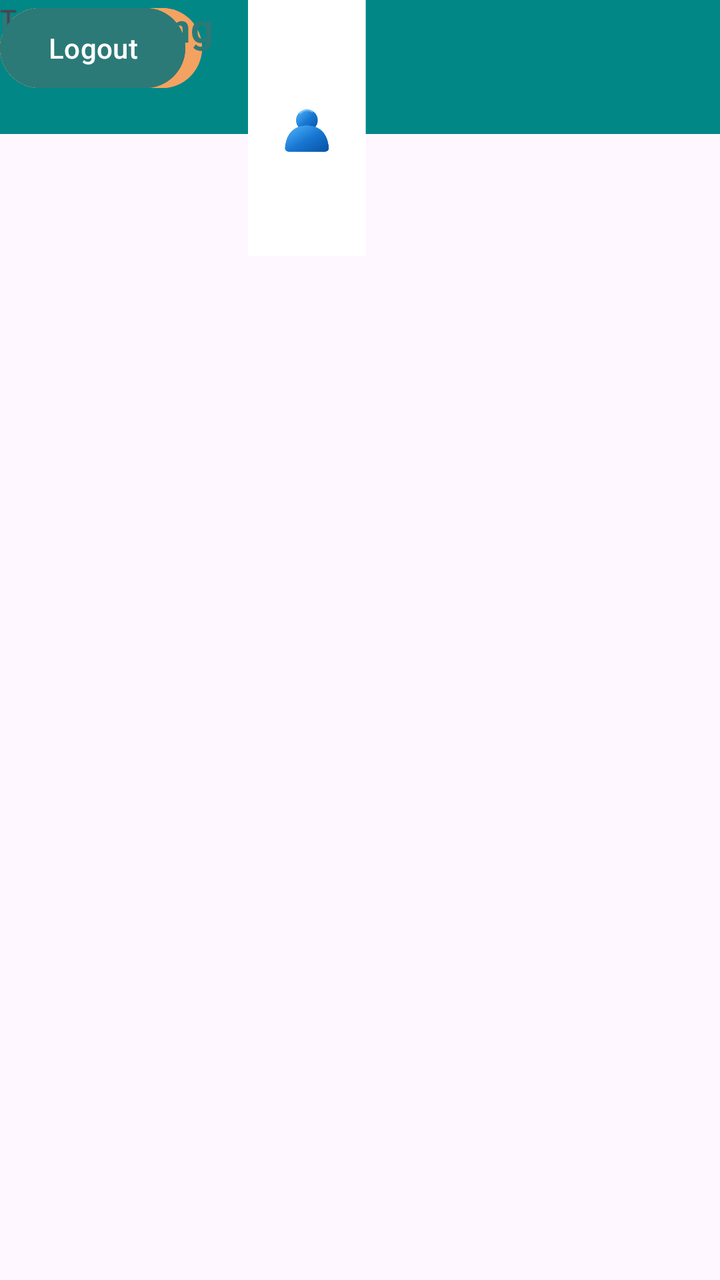
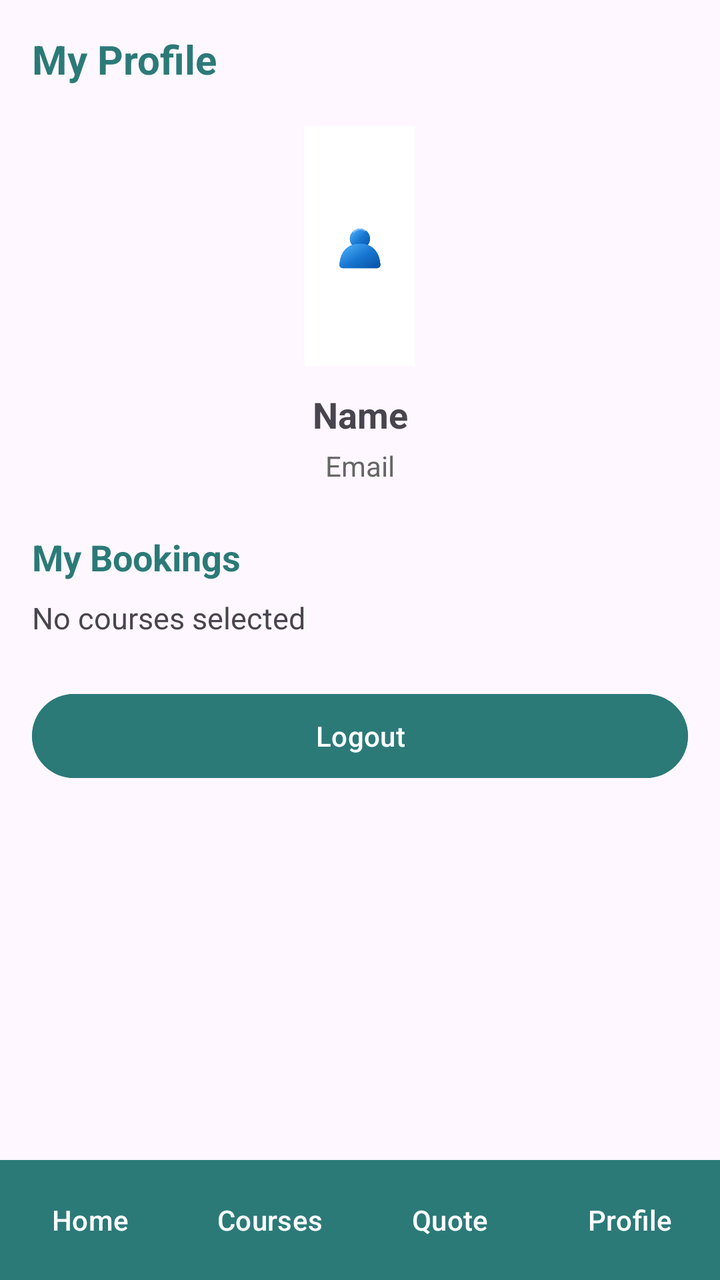

Screens rendered from an Android XML layout before and after an edit, with the pre-edit source and the edit as a unified diff.
<!-- AndroidManifest.xml: application theme Theme.PassitvePetAcademy -->
<!-- res/layout/activity_screen9.xml -->
<?xml version="1.0" encoding="utf-8"?>
<androidx.constraintlayout.widget.ConstraintLayout xmlns:android="http://schemas.android.com/apk/res/android"
    xmlns:app="http://schemas.android.com/apk/res-auto"
    xmlns:tools="http://schemas.android.com/tools"
    android:id="@+id/main"
    android:layout_width="match_parent"
    android:layout_height="match_parent"
    tools:context=".screen9">

    <TextView
        android:id="@+id/textView44"
        android:layout_width="wrap_content"
        android:layout_height="wrap_content"
        android:text="My Profile"
        android:textSize="20sp"
        android:textStyle="bold"
        tools:layout_editor_absoluteX="18dp"
        tools:layout_editor_absoluteY="16dp" />

    <ImageView
        android:id="@+id/imageView15"
        android:layout_width="410dp"
        android:layout_height="67dp"
        app:srcCompat="@color/design_default_color_secondary_variant"
        tools:layout_editor_absoluteX="-1dp"
        tools:layout_editor_absoluteY="666dp" />

    <Button
        android:id="@+id/btnHome9"
        android:layout_width="wrap_content"
        android:layout_height="wrap_content"
        android:backgroundTint="#F4A261"
        android:text="Home"
        tools:layout_editor_absoluteX="5dp"
        tools:layout_editor_absoluteY="678dp" />

    <Button
        android:id="@+id/btnCourses9"
        android:layout_width="wrap_content"
        android:layout_height="wrap_content"
        android:backgroundTint="#F4A261"
        android:text="Courses"
        tools:layout_editor_absoluteX="106dp"
        tools:layout_editor_absoluteY="678dp" />

    <Button
        android:id="@+id/btnQoute9"
        android:layout_width="wrap_content"
        android:layout_height="wrap_content"
        android:backgroundTint="#F4A261"
        android:text="Qoute"
        tools:layout_editor_absoluteX="218dp"
        tools:layout_editor_absoluteY="678dp" />

    <Button
        android:id="@+id/btnProfile9"
        android:layout_width="wrap_content"
        android:layout_height="wrap_content"
        android:backgroundTint="#F4A261"
        android:text="Profile"
        tools:layout_editor_absoluteX="319dp"
        tools:layout_editor_absoluteY="678dp" />

    <TextView
        android:id="@+id/textViewName"
        android:layout_width="wrap_content"
        android:layout_height="wrap_content"
        android:text="TextView"
        tools:layout_editor_absoluteX="176dp"
        tools:layout_editor_absoluteY="197dp" />

    <TextView
        android:id="@+id/textViewEmail"
        android:layout_width="wrap_content"
        android:layout_height="wrap_content"
        android:text="TextView"
        tools:layout_editor_absoluteX="176dp"
        tools:layout_editor_absoluteY="226dp" />

    <TextView
        android:id="@+id/textView50"
        android:layout_width="wrap_content"
        android:layout_height="wrap_content"
        android:text="My Booking"
        android:textColor="#2B7A78"
        android:textSize="20sp"
        android:textStyle="bold"
        tools:layout_editor_absoluteX="37dp"
        tools:layout_editor_absoluteY="315dp" />

    <ImageView
        android:id="@+id/imageView20"
        android:layout_width="307dp"
        android:layout_height="128dp"
        app:srcCompat="@drawable/pic3"
        tools:layout_editor_absoluteX="52dp"
        tools:layout_editor_absoluteY="62dp" />

    <TextView
        android:id="@+id/textViewMyBookings"
        android:layout_width="313dp"
        android:layout_height="156dp"
        android:text="TextView"
        tools:layout_editor_absoluteX="37dp"
        tools:layout_editor_absoluteY="345dp" />

    <Button
        android:id="@+id/btnLogout"
        android:layout_width="wrap_content"
        android:layout_height="wrap_content"
        android:backgroundTint="#2B7A78"
        android:text="Logout"
        tools:layout_editor_absoluteX="13dp"
        tools:layout_editor_absoluteY="593dp" />

</androidx.constraintlayout.widget.ConstraintLayout>
<!-- resources referenced by this layout -->
<resources>
  <!-- drawable pic3: png bitmap (drawable, 19911 bytes) -->
  <style name="Theme.PassitvePetAcademy" parent="Base.Theme.PassitvePetAcademy" />
  <style name="Base.Theme.PassitvePetAcademy" parent="Theme.Material3.DayNight.NoActionBar">
          
          
      </style>
</resources>

<!-- the commit's change to res/layout/activity_screen9.xml (unified diff, before → after) -->
@@ -11,106 +11,143 @@
         android:id="@+id/textView44"
         android:layout_width="wrap_content"
         android:layout_height="wrap_content"
+        android:layout_marginStart="16dp"
+        android:layout_marginTop="16dp"
         android:text="My Profile"
+        android:textColor="#2B7A78"
         android:textSize="20sp"
         android:textStyle="bold"
-        tools:layout_editor_absoluteX="18dp"
-        tools:layout_editor_absoluteY="16dp" />
+        app:layout_constraintStart_toStartOf="parent"
+        app:layout_constraintTop_toTopOf="parent" />
 
     <ImageView
-        android:id="@+id/imageView15"
-        android:layout_width="410dp"
-        android:layout_height="67dp"
-        app:srcCompat="@color/design_default_color_secondary_variant"
-        tools:layout_editor_absoluteX="-1dp"
-        tools:layout_editor_absoluteY="666dp" />
-
-    <Button
-        android:id="@+id/btnHome9"
-        android:layout_width="wrap_content"
-        android:layout_height="wrap_content"
-        android:backgroundTint="#F4A261"
-        android:text="Home"
-        tools:layout_editor_absoluteX="5dp"
-        tools:layout_editor_absoluteY="678dp" />
-
-    <Button
-        android:id="@+id/btnCourses9"
-        android:layout_width="wrap_content"
-        android:layout_height="wrap_content"
-        android:backgroundTint="#F4A261"
-        android:text="Courses"
-        tools:layout_editor_absoluteX="106dp"
-        tools:layout_editor_absoluteY="678dp" />
-
-    <Button
-        android:id="@+id/btnQoute9"
-        android:layout_width="wrap_content"
-        android:layout_height="wrap_content"
-        android:backgroundTint="#F4A261"
-        android:text="Qoute"
-        tools:layout_editor_absoluteX="218dp"
-        tools:layout_editor_absoluteY="678dp" />
-
-    <Button
-        android:id="@+id/btnProfile9"
-        android:layout_width="wrap_content"
-        android:layout_height="wrap_content"
-        android:backgroundTint="#F4A261"
-        android:text="Profile"
-        tools:layout_editor_absoluteX="319dp"
-        tools:layout_editor_absoluteY="678dp" />
+        android:id="@+id/imageView20"
+        android:layout_width="120dp"
+        android:layout_height="120dp"
+        android:layout_marginTop="20dp"
+        app:layout_constraintEnd_toEndOf="parent"
+        app:layout_constraintStart_toStartOf="parent"
+        app:layout_constraintTop_toBottomOf="@+id/textView44"
+        app:srcCompat="@drawable/pic3" />
 
     <TextView
         android:id="@+id/textViewName"
         android:layout_width="wrap_content"
         android:layout_height="wrap_content"
-        android:text="TextView"
-        tools:layout_editor_absoluteX="176dp"
-        tools:layout_editor_absoluteY="197dp" />
+        android:layout_marginTop="12dp"
+        android:text="Name"
+        android:textSize="18sp"
+        android:textStyle="bold"
+        app:layout_constraintEnd_toEndOf="parent"
+        app:layout_constraintStart_toStartOf="parent"
+        app:layout_constraintTop_toBottomOf="@+id/imageView20" />
 
     <TextView
         android:id="@+id/textViewEmail"
         android:layout_width="wrap_content"
         android:layout_height="wrap_content"
-        android:text="TextView"
-        tools:layout_editor_absoluteX="176dp"
-        tools:layout_editor_absoluteY="226dp" />
+        android:layout_marginTop="4dp"
+        android:text="Email"
+        android:textColor="#666666"
+        android:textSize="14sp"
+        app:layout_constraintEnd_toEndOf="parent"
+        app:layout_constraintStart_toStartOf="parent"
+        app:layout_constraintTop_toBottomOf="@+id/textViewName" />
 
     <TextView
         android:id="@+id/textView50"
         android:layout_width="wrap_content"
         android:layout_height="wrap_content"
-        android:text="My Booking"
+        android:layout_marginStart="16dp"
+        android:layout_marginTop="24dp"
+        android:text="My Bookings"
         android:textColor="#2B7A78"
-        android:textSize="20sp"
+        android:textSize="18sp"
         android:textStyle="bold"
-        tools:layout_editor_absoluteX="37dp"
-        tools:layout_editor_absoluteY="315dp" />
-
-    <ImageView
-        android:id="@+id/imageView20"
-        android:layout_width="307dp"
-        android:layout_height="128dp"
-        app:srcCompat="@drawable/pic3"
-        tools:layout_editor_absoluteX="52dp"
-        tools:layout_editor_absoluteY="62dp" />
+        app:layout_constraintStart_toStartOf="parent"
+        app:layout_constraintTop_toBottomOf="@+id/textViewEmail" />
 
     <TextView
         android:id="@+id/textViewMyBookings"
-        android:layout_width="313dp"
-        android:layout_height="156dp"
-        android:text="TextView"
-        tools:layout_editor_absoluteX="37dp"
-        tools:layout_editor_absoluteY="345dp" />
+        android:layout_width="0dp"
+        android:layout_height="wrap_content"
+        android:layout_marginStart="16dp"
+        android:layout_marginTop="8dp"
+        android:layout_marginEnd="16dp"
+        android:text="No courses selected"
+        android:textSize="15sp"
+        app:layout_constraintEnd_toEndOf="parent"
+        app:layout_constraintStart_toStartOf="parent"
+        app:layout_constraintTop_toBottomOf="@+id/textView50" />
 
     <Button
         android:id="@+id/btnLogout"
-        android:layout_width="wrap_content"
-        android:layout_height="wrap_content"
+        android:layout_width="0dp"
+        android:layout_height="50dp"
+        android:layout_marginStart="16dp"
+        android:layout_marginTop="24dp"
+        android:layout_marginEnd="16dp"
         android:backgroundTint="#2B7A78"
         android:text="Logout"
-        tools:layout_editor_absoluteX="13dp"
-        tools:layout_editor_absoluteY="593dp" />
+        app:layout_constraintEnd_toEndOf="parent"
+        app:layout_constraintStart_toStartOf="parent"
+        app:layout_constraintTop_toBottomOf="@+id/textViewMyBookings" />
+
+    <View
+        android:id="@+id/bottomNavBg9"
+        android:layout_width="0dp"
+        android:layout_height="60dp"
+        android:background="#2B7A78"
+        app:layout_constraintBottom_toBottomOf="parent"
+        app:layout_constraintEnd_toEndOf="parent"
+        app:layout_constraintStart_toStartOf="parent" />
+
+    <Button
+        android:id="@+id/btnHome9"
+        style="@style/Widget.Material3.Button.TextButton"
+        android:layout_width="0dp"
+        android:layout_height="wrap_content"
+        android:text="Home"
+        android:textColor="#FFFFFF"
+        app:layout_constraintBottom_toBottomOf="@+id/bottomNavBg9"
+        app:layout_constraintEnd_toStartOf="@+id/btnCourses9"
+        app:layout_constraintStart_toStartOf="@+id/bottomNavBg9"
+        app:layout_constraintTop_toTopOf="@+id/bottomNavBg9" />
+
+    <Button
+        android:id="@+id/btnCourses9"
+        style="@style/Widget.Material3.Button.TextButton"
+        android:layout_width="0dp"
+        android:layout_height="wrap_content"
+        android:text="Courses"
+        android:textColor="#FFFFFF"
+        app:layout_constraintBottom_toBottomOf="@+id/bottomNavBg9"
+        app:layout_constraintEnd_toStartOf="@+id/btnQoute9"
+        app:layout_constraintStart_toEndOf="@+id/btnHome9"
+        app:layout_constraintTop_toTopOf="@+id/bottomNavBg9" />
+
+    <Button
+        android:id="@+id/btnQoute9"
+        style="@style/Widget.Material3.Button.TextButton"
+        android:layout_width="0dp"
+        android:layout_height="wrap_content"
+        android:text="Quote"
+        android:textColor="#FFFFFF"
+        app:layout_constraintBottom_toBottomOf="@+id/bottomNavBg9"
+        app:layout_constraintEnd_toStartOf="@+id/btnProfile9"
+        app:layout_constraintStart_toEndOf="@+id/btnCourses9"
+        app:layout_constraintTop_toTopOf="@+id/bottomNavBg9" />
+
+    <Button
+        android:id="@+id/btnProfile9"
+        style="@style/Widget.Material3.Button.TextButton"
+        android:layout_width="0dp"
+        android:layout_height="wrap_content"
+        android:text="Profile"
+        android:textColor="#FFFFFF"
+        app:layout_constraintBottom_toBottomOf="@+id/bottomNavBg9"
+        app:layout_constraintEnd_toEndOf="@+id/bottomNavBg9"
+        app:layout_constraintStart_toEndOf="@+id/btnQoute9"
+        app:layout_constraintTop_toTopOf="@+id/bottomNavBg9" />
 
 </androidx.constraintlayout.widget.ConstraintLayout>
